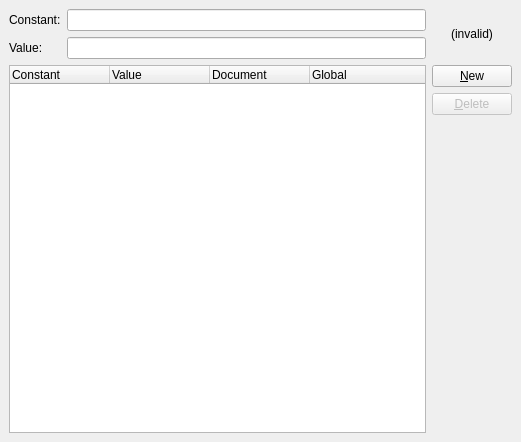
Before: the Qt Designer form kmplot/constantseditor.ui in KDE/kmplot, drawn with Qt 5.
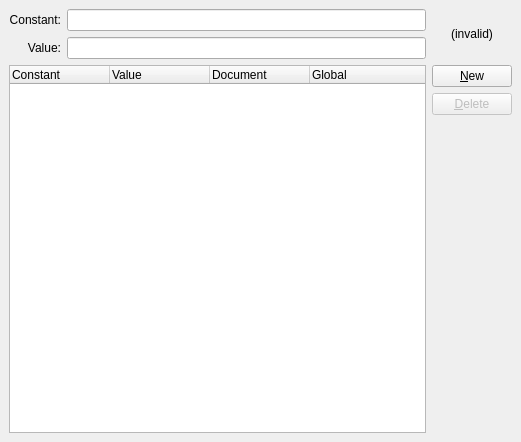
After: the same form once the commit is applied. Custom widgets are drawn as their Qt base class.

Commit message: follow KDE HIG about labels: http://techbase.kde.org/Projects/Usability/HIG/Form_Label_Alignment

What changed in the file:
```diff
--- a/kmplot/constantseditor.ui
+++ b/kmplot/constantseditor.ui
@@ -52,6 +52,9 @@
        <property name="text" >
         <string>Value:</string>
        </property>
+       <property name="alignment">
+        <set>Qt::AlignRight|Qt::AlignTrailing|Qt::AlignVCenter</set>
+       </property>
       </widget>
      </item>
      <item row="0" column="0" >
@@ -59,6 +62,9 @@
        <property name="text" >
         <string>Constant:</string>
        </property>
+       <property name="alignment">
+        <set>Qt::AlignRight|Qt::AlignTrailing|Qt::AlignVCenter</set>
+       </property>
       </widget>
      </item>
      <item row="1" column="1" >
```
Left out of the diff: 105 changed lines with no effect on the pictures. The commit also changes 10 other files.
